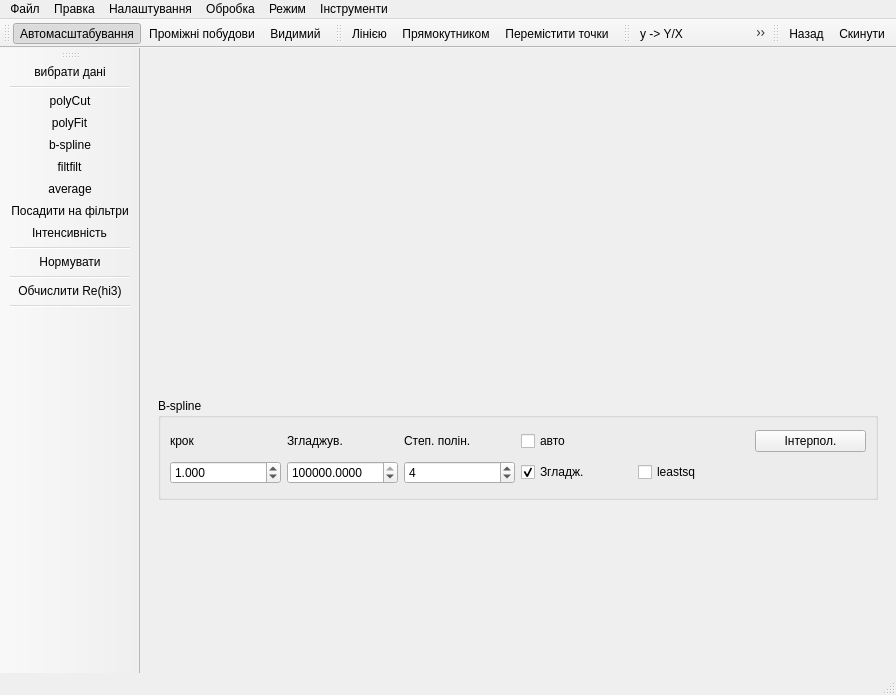
Before: the Qt Designer form mainwindow.ui in xkronosua/QTR, drawn with Qt 5.
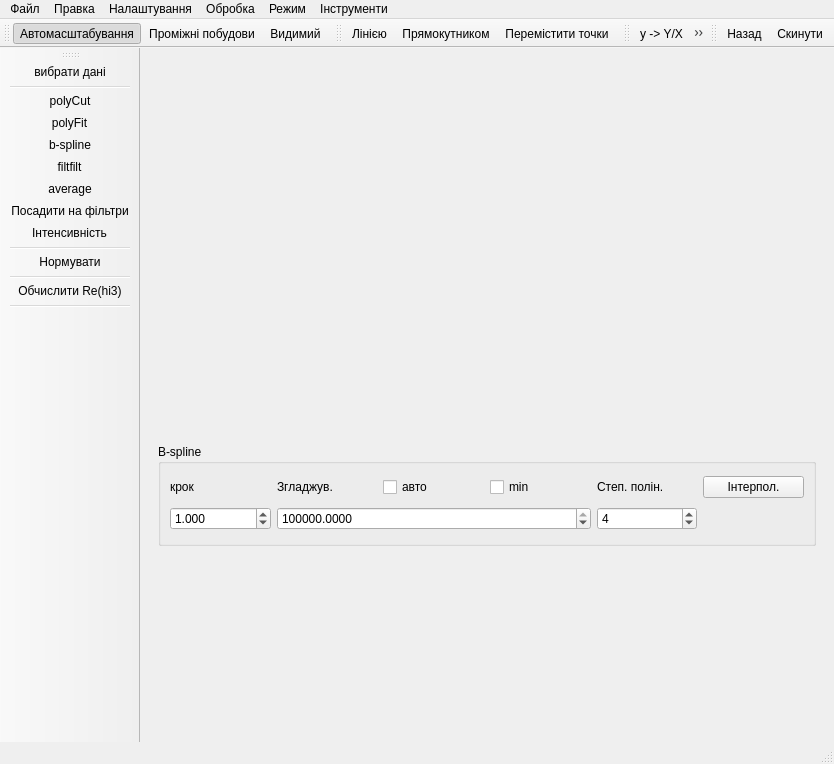
After: the same form once the commit is applied. The open tabs and pages were chosen to show the change. Icons and pictures are not drawn.

```diff
--- a/mainwindow.ui
+++ b/mainwindow.ui
@@ -6,8 +6,8 @@
    <rect>
     <x>0</x>
     <y>0</y>
-    <width>896</width>
-    <height>695</height>
+    <width>834</width>
+    <height>764</height>
    </rect>
   </property>
   <property name="sizePolicy">
@@ -19,7 +19,7 @@
   <property name="minimumSize">
    <size>
     <width>448</width>
-    <height>695</height>
+    <height>520</height>
    </size>
   </property>
   <property name="baseSize">
@@ -537,7 +537,7 @@
            <string>В-spline</string>
           </property>
           <layout class="QGridLayout" name="gridLayout_3">
-           <item row="0" column="2">
+           <item row="0" column="4">
             <widget class="QLabel" name="label_5">
              <property name="text">
               <string>Степ. полін.</string>
@@ -563,26 +563,7 @@
              </property>
             </widget>
            </item>
-           <item row="1" column="1">
-            <widget class="QDoubleSpinBox" name="B_splineS">
-             <property name="decimals">
-              <number>4</number>
-             </property>
-             <property name="minimum">
-              <double>0.000000000000000</double>
-             </property>
-             <property name="maximum">
-              <double>999999999.000000000000000</double>
-             </property>
-             <property name="singleStep">
-              <double>0.050000000000000</double>
-             </property>
-             <property name="value">
-              <double>1500000.000000000000000</double>
-             </property>
-            </widget>
-           </item>
-           <item row="1" column="2">
+           <item row="1" column="4">
             <widget class="QDoubleSpinBox" name="B_splineK">
              <property name="decimals">
               <number>0</number>
@@ -598,13 +579,6 @@
              </property>
             </widget>
            </item>
-           <item row="0" column="3">
-            <widget class="QCheckBox" name="AutoB_splineS">
-             <property name="text">
-              <string>авто</string>
-             </property>
-            </widget>
-           </item>
            <item row="0" column="0">
             <widget class="QLabel" name="label_21">
              <property name="text">
@@ -619,27 +593,43 @@
              </property>
             </widget>
            </item>
-           <item row="1" column="3">
-            <widget class="QCheckBox" name="B_splineSmooth">
-             <property name="text">
-              <string>Згладж.</string>
-             </property>
-             <property name="checked">
-              <bool>true</bool>
-             </property>
-            </widget>
-           </item>
-           <item row="0" column="5">
+           <item row="0" column="6">
             <widget class="QPushButton" name="B_splineOk">
              <property name="text">
               <string>Інтерпол.</string>
              </property>
             </widget>
            </item>
-           <item row="1" column="4">
-            <widget class="QCheckBox" name="B_splineLeastsq">
+           <item row="0" column="2">
+            <widget class="QCheckBox" name="AutoB_splineS">
              <property name="text">
-              <string>leastsq</string>
+              <string>авто</string>
+             </property>
+            </widget>
+           </item>
+           <item row="0" column="3">
+            <widget class="QCheckBox" name="B_splineSMin">
+             <property name="text">
+              <string>min</string>
+             </property>
+            </widget>
+           </item>
+           <item row="1" column="1" colspan="3">
+            <widget class="QDoubleSpinBox" name="B_splineS">
+             <property name="decimals">
+              <number>4</number>
+             </property>
+             <property name="minimum">
+              <double>0.000000000000000</double>
+             </property>
+             <property name="maximum">
+              <double>999999999.000000000000000</double>
+             </property>
+             <property name="singleStep">
+              <double>0.050000000000000</double>
+             </property>
+             <property name="value">
+              <double>1500000.000000000000000</double>
              </property>
             </widget>
            </item>
@@ -1370,7 +1360,7 @@
     <rect>
      <x>0</x>
      <y>0</y>
-     <width>896</width>
+     <width>834</width>
      <height>25</height>
     </rect>
    </property>
```
Left out of the diff: 170 changed lines with no effect on the pictures.
